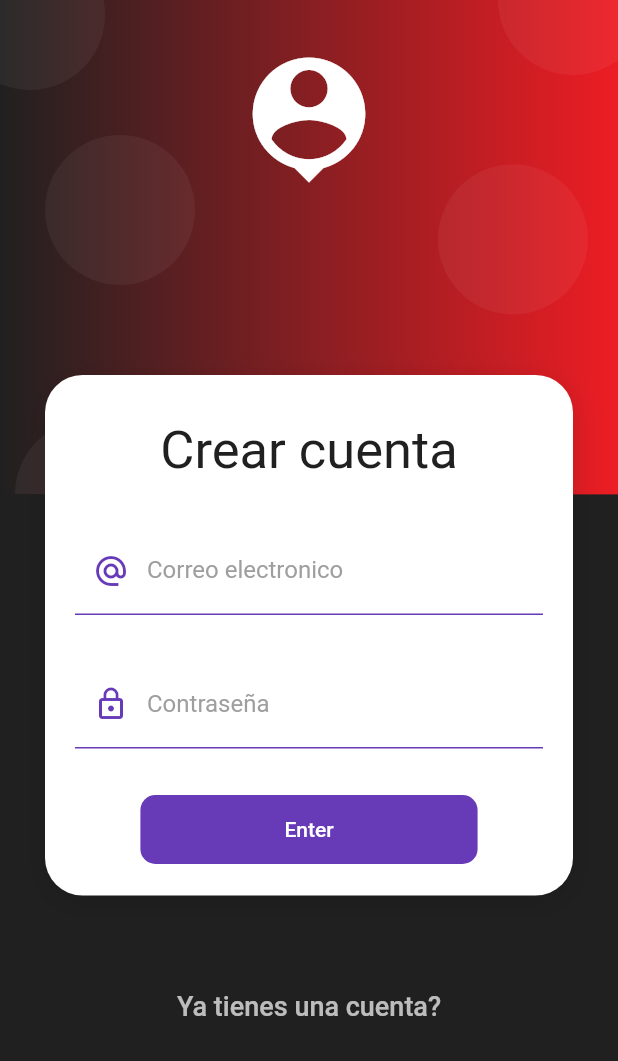
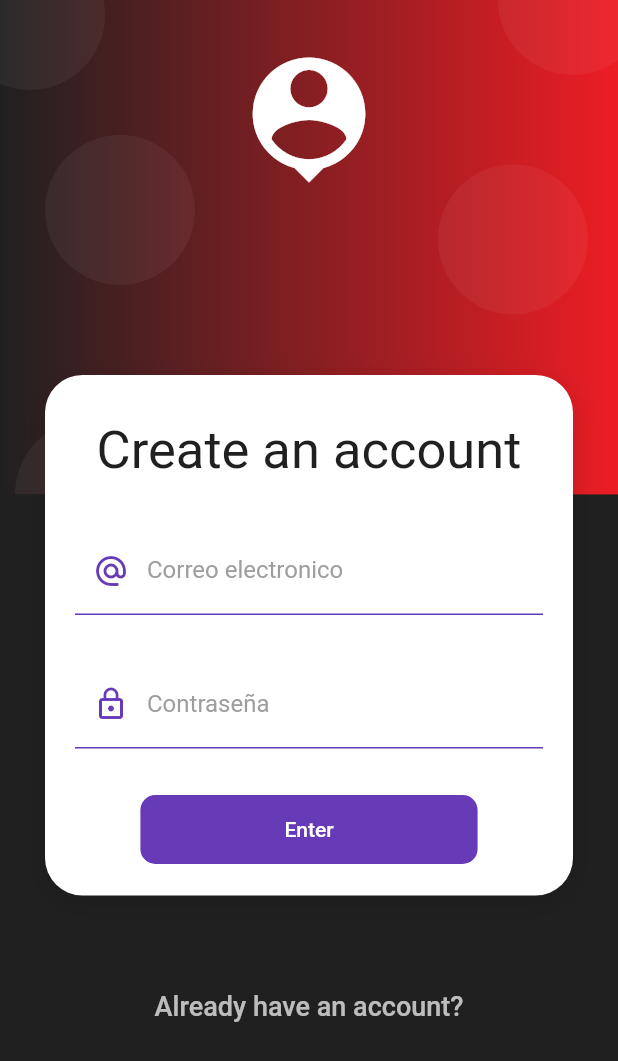
Before and after one commit to JohnEstebanAP/prueba_mobile_johnesteban_ap, a Flutter app: the RegisterScreen screen opened by its route, on a phone screen of 412 x 824 dp. Shown: the top 1061 px of the screen. Run offline on Flutter 3.47's test engine with Material 2 defaults, Android fonts, the phone set to English and light mode, and no system bars; our stand-ins replace card_swiper, flutter_secure_storage, fluttertoast, share_plus; accounts and stored records are empty.

```diff
--- a/lib/src/screens/register_screen.dart
+++ b/lib/src/screens/register_screen.dart
@@ -16,10 +16,10 @@ class RegisterScreen extends StatelessWidget {
           child: Column(
             children: const [
               SizedBox(height: 250),
-              CardDataUser(title: 'Crear cuenta', type: 'register'),
+              CardDataUser(title: 'Create an account', type: 'register'),
               SizedBox(height: 50),
               TextButtonChangePage(
-                  nameNextPage: 'login', title: 'Ya tienes una cuenta?'),
+                  nameNextPage: 'login', title: 'Already have an account?'),
               SizedBox(height: 50)
             ],
           ),
```
